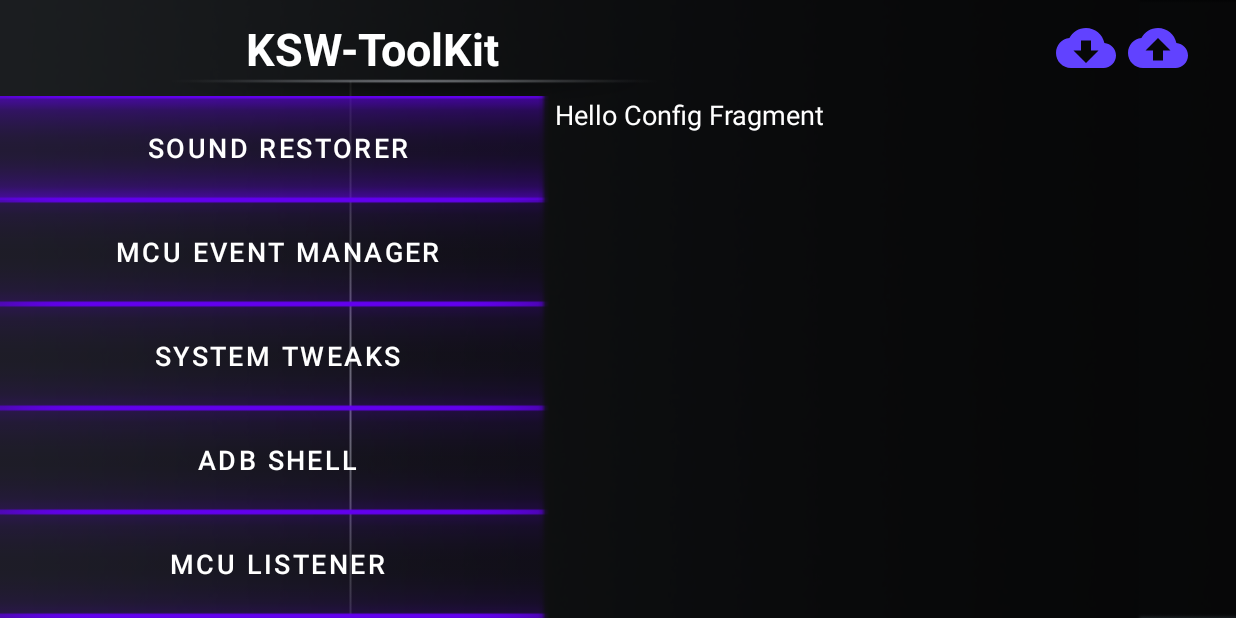
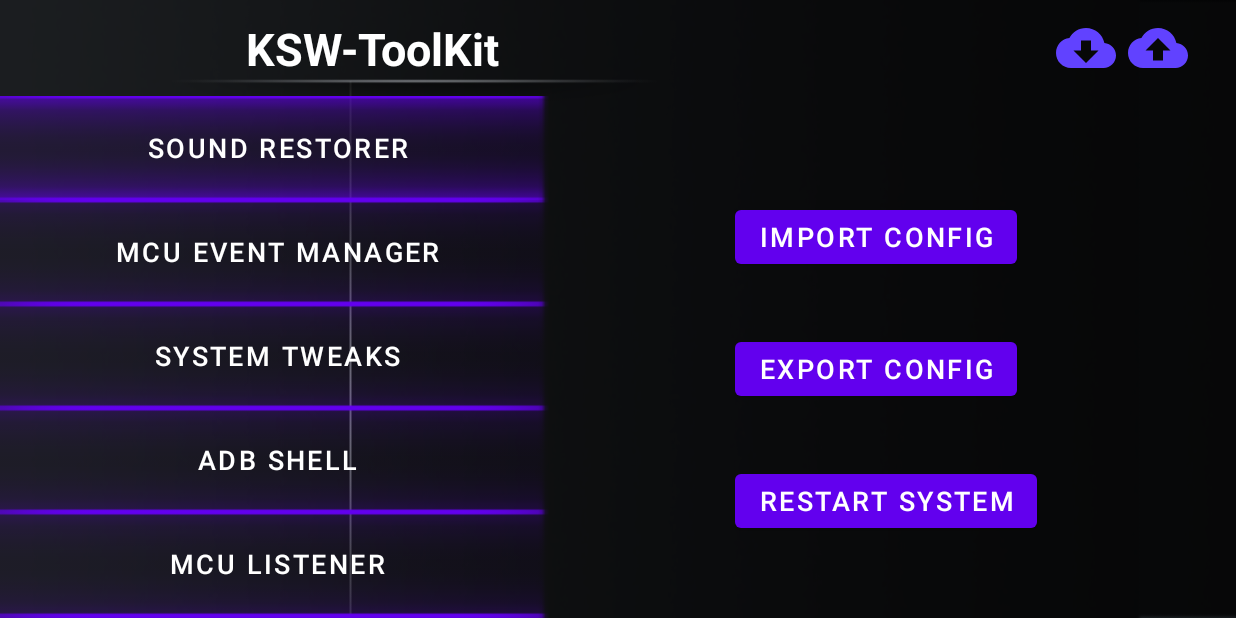
Before and after one commit to Snaggly/KSW-ToolKit-Service, an Android app: the fragment Config placed in its activity, on a phone screen of 824 x 412 dp (held sideways). Run offline under Robolectric (Android 15) with nearby library versions, the phone set to English and light mode, and no system bars.

Commit message:
Import/Export Config Fragment

```diff
--- a/app/src/main/res/layout/config_fragment.xml
+++ b/app/src/main/res/layout/config_fragment.xml
@@ -5,9 +5,34 @@
     android:layout_height="match_parent"
     tools:context=".gui.Config">
 
-    <TextView
+    <LinearLayout
         android:layout_width="match_parent"
         android:layout_height="match_parent"
-        android:text="Hello Config Fragment" />
+        android:layout_marginStart="100dp"
+        android:layout_marginTop="50dp"
+        android:orientation="vertical">
+
+        <Button
+            android:id="@+id/importConfigBtn"
+            android:layout_width="wrap_content"
+            android:layout_height="wrap_content"
+            android:text="@string/import_config"
+            android:layout_margin="20dp"/>
+
+        <Button
+            android:id="@+id/exportConfigBtn"
+            android:layout_width="wrap_content"
+            android:layout_height="wrap_content"
+            android:text="@string/export_config"
+            android:layout_margin="20dp"/>
+
+        <Button
+            android:id="@+id/restartSystemBtn"
+            android:layout_width="wrap_content"
+            android:layout_height="wrap_content"
+            android:text="@string/restart_system"
+            android:layout_margin="20dp"/>
+
+    </LinearLayout>
 
 </FrameLayout>
--- a/app/src/main/res/values/strings.xml
+++ b/app/src/main/res/values/strings.xml
@@ -47,5 +47,8 @@
     <string name="source">Source:</string>
     <string name="stop_ksw_on_boot">Stop KSW on boot</string>
     <string name="ksw_service">KSW Service</string>
+    <string name="import_config">Import Config</string>
+    <string name="export_config">Export Config</string>
+    <string name="restart_system">Restart System</string>
 
 </resources>
```
